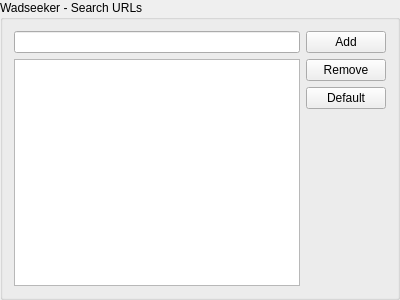
The window that src/gui/wadseekerconfigsites.ui (Destroyerrrocket/doomseeker-unofficial) describes before a commit, drawn with Qt 5.
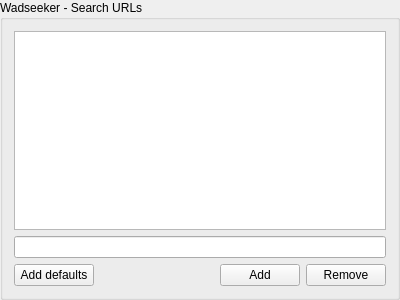
The same window after the commit.

Commit message: - Added an option which when enabled will cause Doomseeker to seek files, colorize strings and tell the user where and if the files were found when mouse cursor is hovered over a cell in "Wads" column. This option is enabled by default. - Modified layout of Wadseeker|Sites configuration box so there is more space to display long URLs. - Added Algerian flag.

```diff
--- a/src/gui/wadseekerconfigsites.ui
+++ b/src/gui/wadseekerconfigsites.ui
@@ -16,12 +16,7 @@
   <property name="title">
    <string>Wadseeker - Search URLs</string>
   </property>
-  <layout class="QHBoxLayout" name="horizontalLayout">
-   <item>
-    <layout class="QVBoxLayout" name="verticalLayout_5">
-     <item>
-      <widget class="QLineEdit" name="leUrl"/>
-     </item>
+  <layout class="QVBoxLayout" name="verticalLayout">
      <item>
       <widget class="QListView" name="lstUrls">
        <property name="dragEnabled">
@@ -41,47 +36,48 @@
        </property>
       </widget>
      </item>
-    </layout>
-   </item>
    <item>
-    <layout class="QVBoxLayout" name="verticalLayout_3">
-     <item>
-      <widget class="QPushButton" name="btnUrlAdd">
-       <property name="text">
-        <string>Add</string>
-       </property>
-      </widget>
+    <widget class="QLineEdit" name="leUrl"/>
      </item>
      <item>
-      <widget class="QPushButton" name="btnUrlRemove">
-       <property name="text">
-        <string>Remove</string>
-       </property>
-      </widget>
-     </item>
+    <layout class="QHBoxLayout" name="horizontalLayout">
      <item>
       <widget class="QPushButton" name="btnUrlDefault">
        <property name="toolTip">
         <string>Adds default URLs to the list. No URL that is currently on the list will be removed.</string>
        </property>
        <property name="text">
-        <string>Default</string>
+        <string>Add defaults</string>
        </property>
       </widget>
      </item>
      <item>
-      <spacer name="verticalSpacer">
+      <spacer name="horizontalSpacer">
        <property name="orientation">
-        <enum>Qt::Vertical</enum>
+        <enum>Qt::Horizontal</enum>
        </property>
        <property name="sizeHint" stdset="0">
         <size>
-         <width>20</width>
-         <height>40</height>
+         <width>40</width>
+         <height>20</height>
         </size>
        </property>
       </spacer>
      </item>
+     <item>
+      <widget class="QPushButton" name="btnUrlAdd">
+       <property name="text">
+        <string>Add</string>
+       </property>
+      </widget>
+     </item>
+     <item>
+      <widget class="QPushButton" name="btnUrlRemove">
+       <property name="text">
+        <string>Remove</string>
+       </property>
+      </widget>
+     </item>
     </layout>
    </item>
   </layout>
```
Lines whose indentation alone changed are shown as unchanged. The commit also changes 7 other files.
